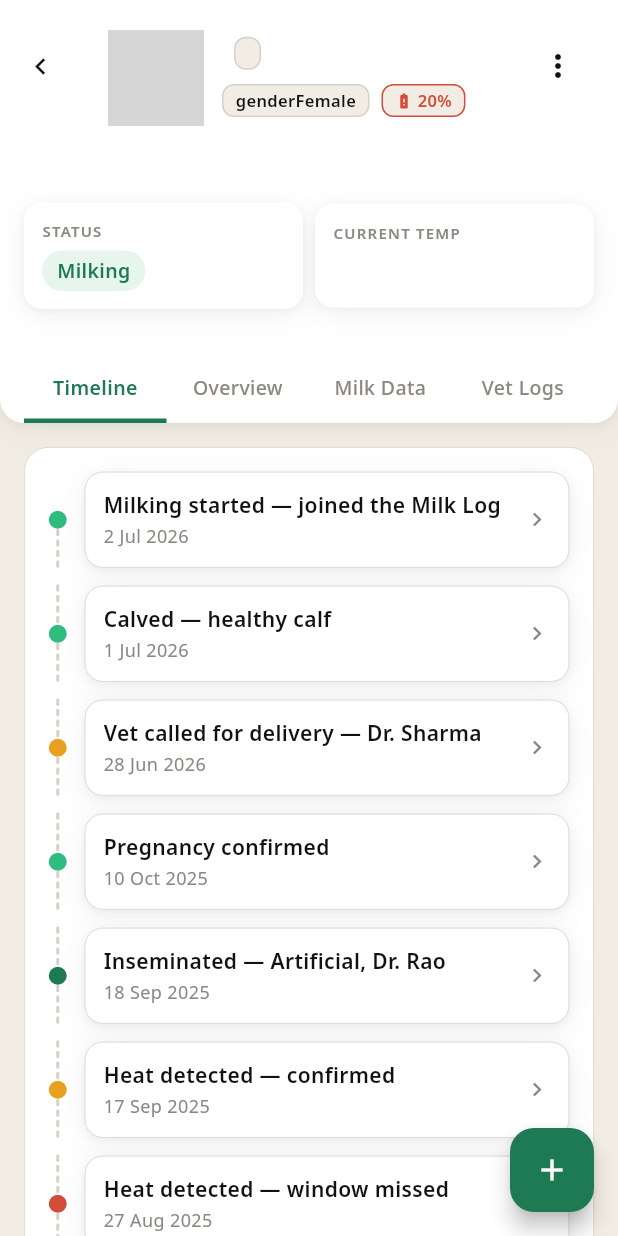
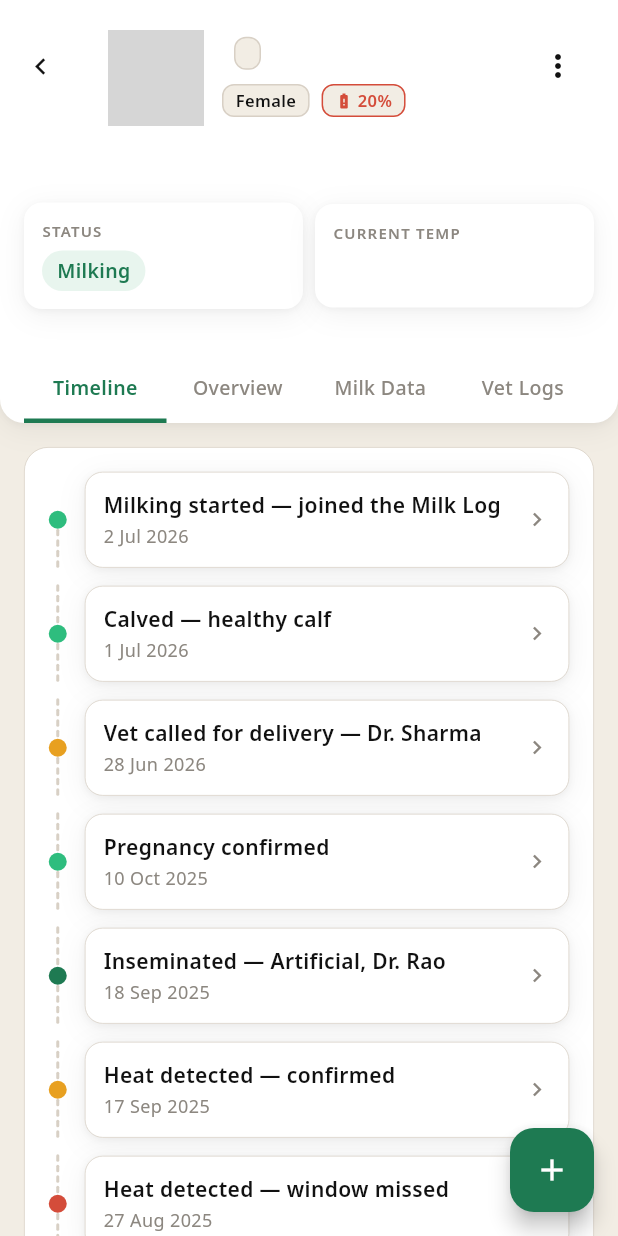
Before and after one commit to vaseey21/Vanix, a Flutter app: the CowProfileScreen screen opened directly with sample values from the repository, on a phone screen of 412 x 824 dp. Run offline on Flutter 3.47's test engine with Material 3 defaults, Android fonts, the phone set to English and light mode, and no system bars; our stand-ins replace flutter_svg, video_player; network calls fail; grey boxes are pictures that could not be loaded.

Commit message:
auto: save changes

```diff
--- a/flutter_app/lib/i18n/farm_strings.dart
+++ b/flutter_app/lib/i18n/farm_strings.dart
@@ -112,7 +112,7 @@ class FS {
       'genderWord': 'Gender', 'yearsWord': 'Years', 'monthsWord': 'Months', 'optionalWord': '(optional)',
       'acSubPre': 'Add a new cow to', 'acPhotoLabel': 'Cow Photo', 'acPhotoHint': 'Upload a PNG / JPG of the cow',
       'acCattleType': 'Cattle Type', 'acTypeCow': 'Cow', 'acTypeHint': 'Cow · Sheep · Goat — non-cow health scoring is flagged.',
-      'acCowName': 'Cow Name (easily recognisable)', 'cowStatusWord': 'Cow Status',
+      'acCowName': 'Cow Name (easily recognisable)', 'cowStatusWord': 'Cow Status', 'genderFemale': 'Female',
       'acDeviceDetails': 'Device Details', 'acBeltNo': 'Cattle Belt Number', 'acMacId': 'MAC ID',
       'acCowHistory': 'Cow History', 'acFillHistory': 'Fill cow history', 'acHistUnknown': 'History unknown',
       'acLastHeat': 'Last Heat', 'acLastInsem': 'Last Insemination', 'acLastPreg': 'Last Pregnancy',
```
